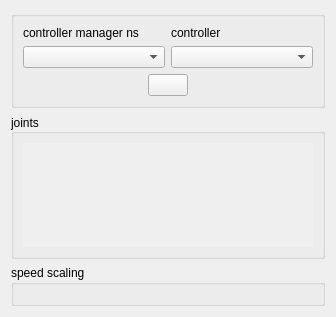
ros-controls/ros2_controllers, file rqt_joint_trajectory_controller/resource/joint_trajectory_controller.ui: the form before one commit.
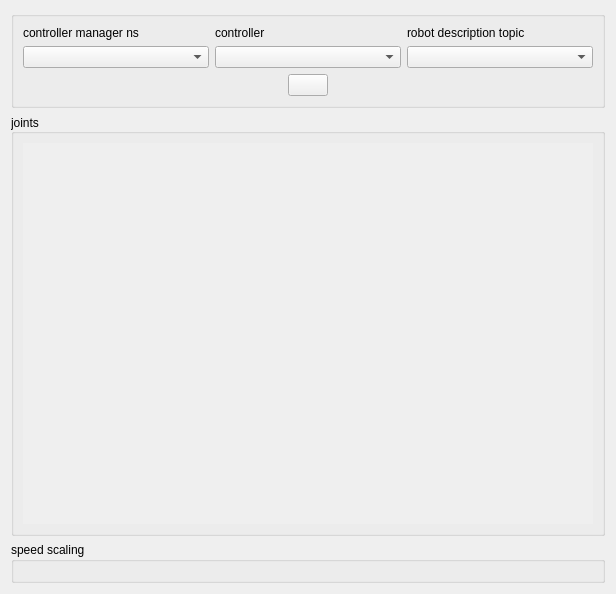
The form after the commit. Icons and pictures are not drawn.

Commit message: find limits of jtc joints | added robot_description combo

Diff of the .ui file:
```diff
--- a/rqt_joint_trajectory_controller/resource/joint_trajectory_controller.ui
+++ b/rqt_joint_trajectory_controller/resource/joint_trajectory_controller.ui
@@ -6,8 +6,8 @@
    <rect>
     <x>0</x>
     <y>0</y>
-    <width>336</width>
-    <height>317</height>
+    <width>616</width>
+    <height>594</height>
    </rect>
   </property>
   <property name="windowTitle">
@@ -28,6 +28,9 @@
         <item row="1" column="0">
          <widget class="QComboBox" name="cm_combo"/>
         </item>
+        <item row="1" column="2">
+          <widget class="QComboBox" name="robot_description_combo"/>
+         </item>
         <item row="0" column="0">
          <widget class="QLabel" name="cm_list_label">
           <property name="toolTip">
@@ -51,6 +54,16 @@
           </property>
          </widget>
         </item>
+        <item row="0" column="2">
+         <widget class="QLabel" name="robot_description_list_label">
+          <property name="text">
+           <string>robot description topic</string>
+          </property>
+          <property name="buddy">
+            <cstring>robot_description_combo</cstring>
+           </property>
+         </widget>
+        </item>
        </layout>
       </item>
       <item>
@@ -172,8 +185,8 @@
           <rect>
            <x>0</x>
            <y>0</y>
-           <width>314</width>
-           <height>109</height>
+           <width>566</width>
+           <height>300</height>
           </rect>
          </property>
         </widget>
```
Left out of the diff: 3 changed lines with no effect on the pictures. The commit also changes 2 other files.
